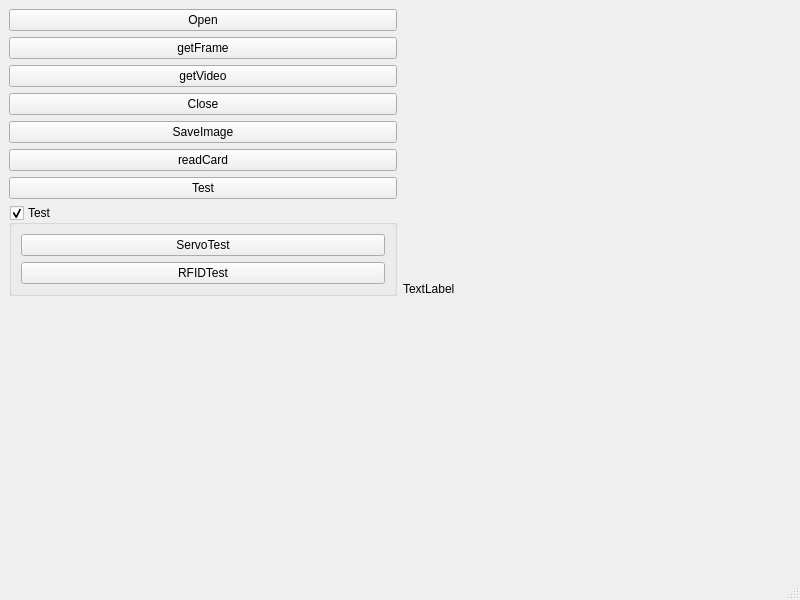
Before: the Qt Designer form mainwindow.ui in wh201906/Pharmacy_Robot, drawn with Qt 5.
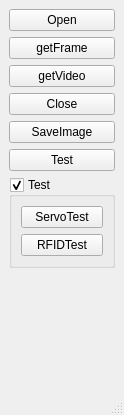
After: the same form once the commit is applied.

The edit to the form file:
```diff
--- a/mainwindow.ui
+++ b/mainwindow.ui
@@ -6,8 +6,8 @@
    <rect>
     <x>0</x>
     <y>0</y>
-    <width>800</width>
-    <height>600</height>
+    <width>124</width>
+    <height>415</height>
    </rect>
   </property>
   <property name="windowTitle">
@@ -52,13 +52,6 @@
         </property>
        </widget>
       </item>
-      <item>
-       <widget class="QPushButton" name="readCardButton">
-        <property name="text">
-         <string>readCard</string>
-        </property>
-       </widget>
-      </item>
       <item>
        <widget class="QPushButton" name="testButton">
         <property name="text">
@@ -107,13 +100,6 @@
       </item>
      </layout>
     </item>
-    <item>
-     <widget class="QLabel" name="imgLabel">
-      <property name="text">
-       <string>TextLabel</string>
-      </property>
-     </widget>
-    </item>
    </layout>
   </widget>
   <widget class="QMenuBar" name="menubar">
```
Left out of the diff: 2 changed lines with no effect on the pictures.
